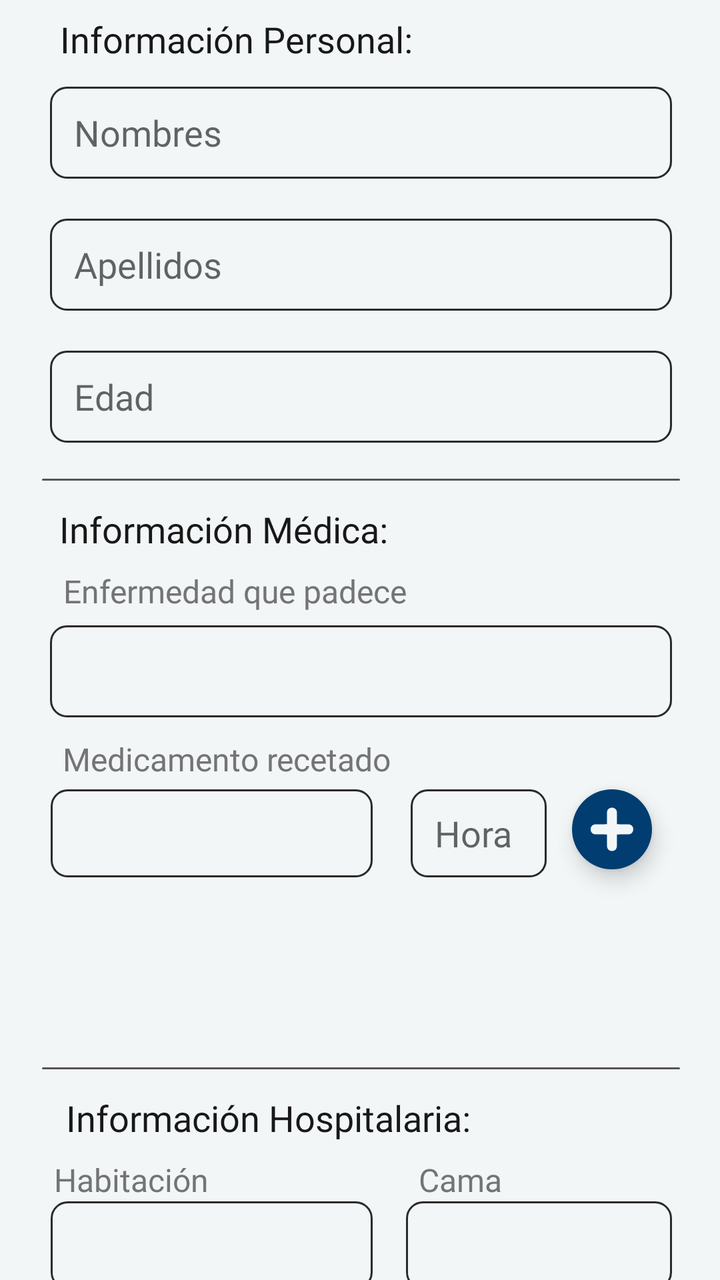
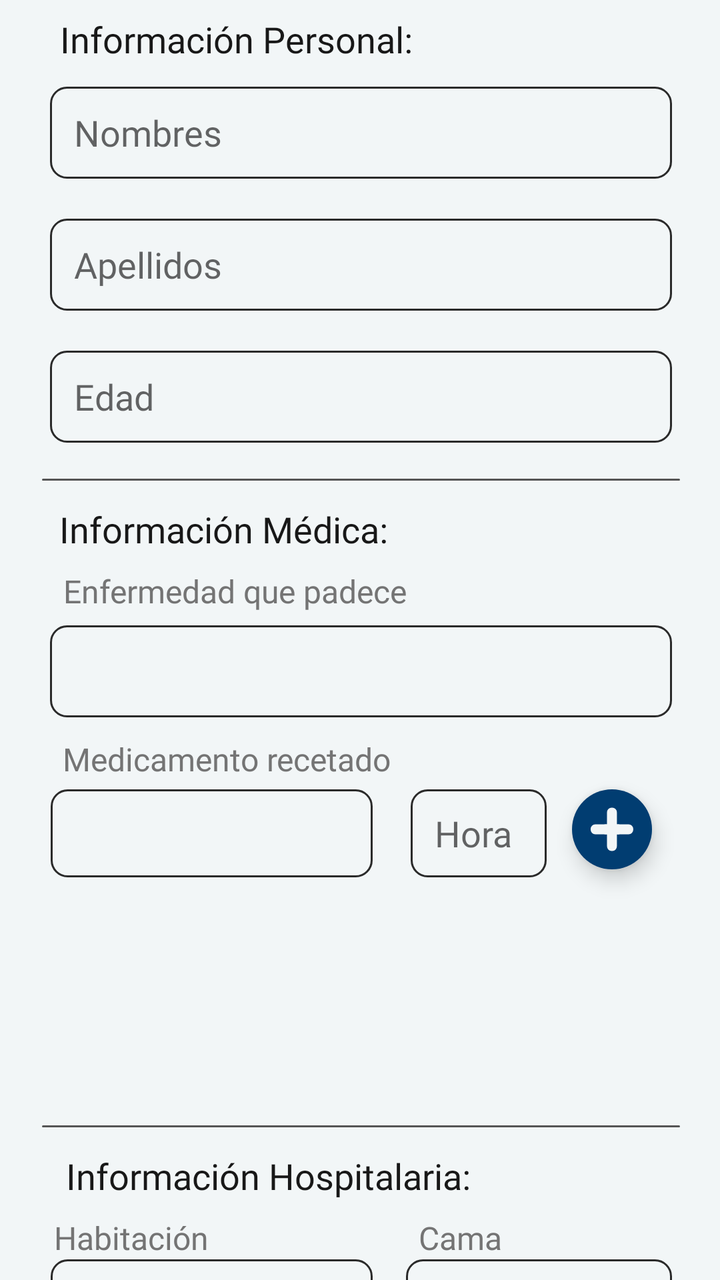

The first picture is an Android layout as it rendered before a commit; the second is the same layout after the commit. The layout source and the unified diff follow.
<!-- AndroidManifest.xml: application theme Theme.BloomApp -->
<!-- res/layout/fragment_agregar_paciente_prueba.xml -->
<?xml version="1.0" encoding="utf-8"?>
<androidx.constraintlayout.widget.ConstraintLayout xmlns:android="http://schemas.android.com/apk/res/android"
    xmlns:app="http://schemas.android.com/apk/res-auto"
    xmlns:tools="http://schemas.android.com/tools"
    android:id="@+id/frameLayout"
    android:layout_width="match_parent"
    android:layout_height="match_parent"
    android:background="@color/white"
    tools:context=".fragment_agregar_paciente_prueba">

    <ImageView
        android:id="@+id/imageView13"
        android:layout_width="411dp"
        android:layout_height="128dp"
        android:layout_marginTop="-130dp"
        android:layout_marginBottom="640dp"
        android:src="@drawable/borde_card"
        app:layout_constraintBottom_toBottomOf="parent"
        app:layout_constraintEnd_toEndOf="parent"
        app:layout_constraintHorizontal_bias="0.0"
        app:layout_constraintStart_toStartOf="parent"
        app:layout_constraintTop_toTopOf="parent" />

    <TextView
        android:id="@+id/textView2"
        android:layout_width="wrap_content"
        android:layout_height="wrap_content"
        android:layout_marginTop="28dp"
        android:fontFamily="@font/poppins_bold"
        android:text="Agregar Paciente:"
        android:textColor="@color/white"
        android:textSize="24sp"
        app:layout_constraintBottom_toBottomOf="@+id/imageView13"
        app:layout_constraintEnd_toEndOf="parent"
        app:layout_constraintStart_toStartOf="parent"
        app:layout_constraintTop_toTopOf="parent"
        app:layout_constraintVertical_bias="0.0" />

    <ScrollView
        android:layout_width="410dp"
        android:layout_height="749dp"
        app:layout_constraintBottom_toBottomOf="parent"
        app:layout_constraintEnd_toEndOf="parent"
        app:layout_constraintStart_toStartOf="parent"
        app:layout_constraintTop_toBottomOf="@+id/imageView13"
        app:layout_constraintVertical_bias="0.07999998">

        <androidx.constraintlayout.widget.ConstraintLayout
            android:layout_width="match_parent"
            android:layout_height="wrap_content">

            <ImageView
                android:id="@+id/imageView14"
                android:layout_width="409dp"
                android:layout_height="74dp"
                android:src="@drawable/bg_fondo_blanco"
                app:layout_constraintBottom_toBottomOf="parent"
                app:layout_constraintEnd_toEndOf="parent"
                app:layout_constraintHorizontal_bias="0.6"
                app:layout_constraintStart_toStartOf="parent"
                app:layout_constraintTop_toBottomOf="@+id/btnGuardarPaciente" />

            <TextView
                android:id="@+id/textView19"
                android:layout_width="wrap_content"
                android:layout_height="wrap_content"
                android:layout_marginTop="16dp"
                android:fontFamily="@font/poppins_semibold"
                android:text="Información Personal:"
                android:textColor="@color/black"
                android:textSize="18sp"
                app:layout_constraintEnd_toEndOf="parent"
                app:layout_constraintHorizontal_bias="0.234"
                app:layout_constraintStart_toStartOf="parent"
                app:layout_constraintTop_toTopOf="parent" />

            <EditText
                android:id="@+id/txtNombrePaciente"
                android:layout_width="311dp"
                android:layout_height="46dp"
                android:layout_marginTop="36dp"
                android:background="@drawable/bg_form"
                android:ems="10"
                android:fontFamily="@font/poppins_medium"
                android:hint="Nombres"
                android:inputType="text"
                android:textColor="@color/black"
                android:textSize="18sp"
                app:layout_constraintEnd_toEndOf="parent"
                app:layout_constraintStart_toStartOf="parent"
                app:layout_constraintTop_toTopOf="@+id/textView19" />

            <EditText
                android:id="@+id/txtApellidoPaciente"
                android:layout_width="311dp"
                android:layout_height="46dp"
                android:layout_marginTop="20dp"
                android:background="@drawable/bg_form"
                android:ems="10"
                android:fontFamily="@font/poppins_medium"
                android:hint="Apellidos"
                android:inputType="text"
                android:textColor="@color/black"
                android:textSize="18sp"
                app:layout_constraintEnd_toEndOf="parent"
                app:layout_constraintStart_toStartOf="parent"
                app:layout_constraintTop_toBottomOf="@+id/txtNombrePaciente" />

            <EditText
                android:id="@+id/txtEdadPaciente"
                android:layout_width="311dp"
                android:layout_height="46dp"
                android:layout_marginTop="20dp"
                android:background="@drawable/bg_form"
                android:ems="10"
                android:fontFamily="@font/poppins_medium"
                android:hint="Edad"
                android:inputType="number"
                android:textColor="@color/black"
                android:textSize="18sp"
                app:layout_constraintEnd_toEndOf="parent"
                app:layout_constraintStart_toStartOf="parent"
                app:layout_constraintTop_toBottomOf="@+id/txtApellidoPaciente" />

            <TextView
                android:id="@+id/textView20"
                android:layout_width="wrap_content"
                android:layout_height="wrap_content"
                android:layout_marginTop="12dp"
                android:fontFamily="@font/poppins_semibold"
                android:text="Información Médica:"
                android:textColor="@color/black"
                android:textSize="18sp"
                app:layout_constraintEnd_toEndOf="parent"
                app:layout_constraintHorizontal_bias="0.221"
                app:layout_constraintStart_toStartOf="parent"
                app:layout_constraintTop_toBottomOf="@+id/imageView9" />

            <TextView
                android:id="@+id/textView21"
                android:layout_width="wrap_content"
                android:layout_height="wrap_content"
                android:layout_marginTop="8dp"
                android:fontFamily="@font/poppins_medium"
                android:text="Enfermedad que padece"
                android:textColor="#747474"
                android:textSize="16sp"
                app:layout_constraintEnd_toEndOf="parent"
                app:layout_constraintHorizontal_bias="0.237"
                app:layout_constraintStart_toStartOf="parent"
                app:layout_constraintTop_toBottomOf="@+id/textView20" />

            <Spinner
                android:id="@+id/txtEnfermedadPaciente"
                android:layout_width="311dp"
                android:layout_height="46dp"
                android:layout_marginTop="36dp"
                android:background="@drawable/bg_form"
                android:backgroundTintMode="add"
                android:drawableRight="@drawable/ic_down_spinner"
                android:ems="10"
                android:foreground="@drawable/ic_down_spinner"
                android:foregroundGravity="center|right"
                android:foregroundTint="@color/black"
                android:hint="Enfermedad"
                android:inputType="text"
                android:paddingLeft="16dp"
                android:theme="@style/SpinnerFuente"
                app:layout_constraintEnd_toEndOf="parent"
                app:layout_constraintStart_toStartOf="parent"
                app:layout_constraintTop_toBottomOf="@+id/textView20" />

            <TextView
                android:id="@+id/textView22"
                android:layout_width="wrap_content"
                android:layout_height="wrap_content"
                android:layout_marginTop="92dp"
                android:fontFamily="@font/poppins_medium"
                android:text="Medicamento recetado"
                android:textColor="#747474"
                android:textSize="16sp"
                app:layout_constraintEnd_toEndOf="parent"
                app:layout_constraintHorizontal_bias="0.228"
                app:layout_constraintStart_toStartOf="parent"
                app:layout_constraintTop_toBottomOf="@+id/textView20" />

            <Spinner
                android:id="@+id/txtMedicamentosPaciente"
                android:layout_width="161dp"
                android:layout_height="44dp"
                android:layout_marginTop="36dp"
                android:background="@drawable/bg_form"
                android:backgroundTintMode="add"
                android:drawableRight="@drawable/ic_down_spinner"
                android:ems="10"
                android:foreground="@drawable/ic_down_spinner"
                android:foregroundGravity="center|right"
                android:foregroundTint="@color/black"
                android:hint="Medicamento"
                android:inputType="text"
                android:paddingLeft="16dp"
                android:theme="@style/SpinnerFuente"
                app:layout_constraintEnd_toEndOf="parent"
                app:layout_constraintHorizontal_bias="0.201"
                app:layout_constraintStart_toStartOf="parent"
                app:layout_constraintTop_toBottomOf="@+id/txtEnfermedadPaciente" />

            <EditText
                android:id="@+id/txtControlPaciente"
                android:layout_width="68dp"
                android:layout_height="44dp"
                android:layout_marginTop="36dp"
                android:layout_marginEnd="112dp"
                android:background="@drawable/bg_form"
                android:ems="10"
                android:focusable="false"
                android:fontFamily="@font/poppins_medium"
                android:hint="Hora"
                android:inputType="text"
                android:textColor="@color/black"
                android:textSize="18sp"
                app:layout_constraintEnd_toEndOf="parent"
                app:layout_constraintTop_toBottomOf="@+id/txtEnfermedadPaciente" />

            <TextView
                android:id="@+id/textView24"
                android:layout_width="wrap_content"
                android:layout_height="wrap_content"
                android:layout_marginTop="12dp"
                android:fontFamily="@font/poppins_semibold"
                android:text="Información Hospitalaria:"
                android:textColor="@color/black"
                android:textSize="18sp"
                app:layout_constraintEnd_toEndOf="parent"
                app:layout_constraintHorizontal_bias="0.278"
                app:layout_constraintStart_toStartOf="parent"
                app:layout_constraintTop_toBottomOf="@+id/imageView10" />

            <TextView
                android:id="@+id/textView25"
                android:layout_width="wrap_content"
                android:layout_height="wrap_content"
                android:layout_marginTop="8dp"
                android:fontFamily="@font/poppins_medium"
                android:text="Habitación"
                android:textColor="#747474"
                android:textSize="16sp"
                app:layout_constraintEnd_toEndOf="parent"
                app:layout_constraintHorizontal_bias="0.155"
                app:layout_constraintStart_toStartOf="parent"
                app:layout_constraintTop_toBottomOf="@+id/textView24" />

            <Spinner
                android:id="@+id/spHabitacionPaciente"
                android:layout_width="161dp"
                android:layout_height="44dp"
                android:background="@drawable/bg_form"
                android:backgroundTintMode="add"
                android:drawableRight="@drawable/ic_down_spinner"
                android:ems="10"
                android:foreground="@drawable/ic_down_spinner"
                android:foregroundGravity="center|right"
                android:foregroundTint="@color/black"
                android:hint="Habitación"
                android:inputType="text"
                android:paddingLeft="16dp"
                android:theme="@style/SpinnerFuente"
                app:layout_constraintEnd_toEndOf="parent"
                app:layout_constraintHorizontal_bias="0.201"
                app:layout_constraintStart_toStartOf="parent"
                app:layout_constraintTop_toBottomOf="@+id/textView25" />

            <TextView
                android:id="@+id/textView26"
                android:layout_width="wrap_content"
                android:layout_height="wrap_content"
                android:layout_marginTop="8dp"
                android:fontFamily="@font/poppins_medium"
                android:text="Cama"
                android:textColor="#747474"
                android:textSize="16sp"
                app:layout_constraintEnd_toEndOf="parent"
                app:layout_constraintHorizontal_bias="0.635"
                app:layout_constraintStart_toStartOf="parent"
                app:layout_constraintTop_toBottomOf="@+id/textView24" />

            <Spinner
                android:id="@+id/spCamasPaciente"
                android:layout_width="133dp"
                android:layout_height="44dp"
                android:background="@drawable/bg_form"
                android:backgroundTintMode="add"
                android:drawableRight="@drawable/ic_down_spinner"
                android:ems="10"
                android:foreground="@drawable/ic_down_spinner"
                android:foregroundGravity="center|right"
                android:foregroundTint="@color/black"
                android:hint="Habitación"
                android:inputType="text"
                android:paddingLeft="16dp"
                android:theme="@style/SpinnerFuente"
                app:layout_constraintEnd_toEndOf="parent"
                app:layout_constraintHorizontal_bias="0.822"
                app:layout_constraintStart_toStartOf="parent"
                app:layout_constraintTop_toBottomOf="@+id/textView25" />

            <Button
                android:id="@+id/btnGuardarPaciente"
                android:layout_width="142dp"
                android:layout_height="48dp"
                android:layout_marginTop="44dp"
                android:layout_marginBottom="20dp"
                android:background="@drawable/borde_card"
                android:fontFamily="@font/poppins_bold"
                android:paddingLeft="20dp"
                android:paddingRight="20dp"
                android:text="Guardar"
                android:textColor="@color/white"
                app:layout_constraintBottom_toTopOf="@+id/imageView14"
                app:layout_constraintEnd_toEndOf="parent"
                app:layout_constraintHorizontal_bias="0.498"
                app:layout_constraintStart_toStartOf="parent"
                app:layout_constraintTop_toBottomOf="@+id/spHabitacionPaciente" />

            <androidx.recyclerview.widget.RecyclerView
                android:id="@+id/rcvMedicamentos"
                android:layout_width="314dp"
                android:layout_height="69dp"
                android:layout_marginTop="8dp"
                app:layout_constraintEnd_toEndOf="parent"
                app:layout_constraintHorizontal_bias="0.49"
                app:layout_constraintStart_toStartOf="parent"
                app:layout_constraintTop_toBottomOf="@+id/txtMedicamentosPaciente" />

            <ImageView
                android:id="@+id/imageView9"
                android:layout_width="319dp"
                android:layout_height="1dp"
                android:layout_marginTop="18dp"
                android:src="@drawable/linea_gris_1"
                app:layout_constraintEnd_toEndOf="parent"
                app:layout_constraintStart_toStartOf="parent"
                app:layout_constraintTop_toBottomOf="@+id/txtEdadPaciente" />

            <ImageView
                android:id="@+id/imageView10"
                android:layout_width="319dp"
                android:layout_height="1dp"
                android:layout_marginTop="18dp"
                android:src="@drawable/linea_gris_1"
                app:layout_constraintEnd_toEndOf="parent"
                app:layout_constraintStart_toStartOf="parent"
                app:layout_constraintTop_toBottomOf="@+id/rcvMedicamentos" />

            <com.google.android.material.floatingactionbutton.FloatingActionButton
                android:id="@+id/btnAgregarMedicamento"
                android:layout_width="40dp"
                android:layout_height="40dp"
                android:layout_marginTop="36dp"
                android:backgroundTint="@color/purple_500"
                android:clickable="true"
                android:src="@drawable/ic_agregar_blanco"
                app:borderWidth="0dp"
                app:fabSize="mini"
                app:layout_constraintEnd_toEndOf="parent"
                app:layout_constraintHorizontal_bias="0.174"
                app:layout_constraintStart_toEndOf="@+id/txtControlPaciente"
                app:layout_constraintTop_toBottomOf="@+id/txtEnfermedadPaciente" />


        </androidx.constraintlayout.widget.ConstraintLayout>
    </ScrollView>

    <ImageView
        android:id="@+id/btnExit"
        android:layout_width="39dp"
        android:layout_height="55dp"
        android:layout_marginTop="4dp"
        android:src="@drawable/ic_exit"
        app:layout_constraintEnd_toEndOf="parent"
        app:layout_constraintHorizontal_bias="1.0"
        app:layout_constraintStart_toStartOf="parent"
        app:layout_constraintTop_toTopOf="parent" />


</androidx.constraintlayout.widget.ConstraintLayout>
<!-- resources referenced by this layout -->
<resources>
  <color name="black">#181818</color>
  <color name="purple_500">#013D71</color>
  <color name="white">#F2F6F7</color>
  <!-- drawable bg_fondo_blanco (drawable) -->
  <?xml version="1.0" encoding="utf-8"?>
  <shape xmlns:android="http://schemas.android.com/apk/res/android"
      android:shape="rectangle">
      <corners android:radius="10dp" />
      <solid android:color="@color/white" />
  </shape>
  <!-- drawable bg_form (drawable) -->
  <?xml version="1.0" encoding="utf-8"?>
  <shape xmlns:android="http://schemas.android.com/apk/res/android">
  
      <solid android:color="@color/white" />
      <corners android:radius="8dp" />
  
      <stroke
          android:width="1dp"
          android:color="#2A2A2A" />
  
      <padding
          android:left="12dp"
          android:top="2dp"
          android:right="12dp"
          android:bottom="2dp" />
  
  </shape>
  <!-- drawable borde_card (drawable) -->
  <?xml version="1.0" encoding="utf-8"?>
  <selector xmlns:android="http://schemas.android.com/apk/res/android">
      <item>
          <shape>
              <corners android:radius="20dp"></corners>
  
              <solid android:color="@color/purple_500"></solid>
          </shape>
      </item>
  </selector>
  <!-- drawable ic_agregar_blanco (drawable) -->
  <vector xmlns:android="http://schemas.android.com/apk/res/android"
      android:width="251dp"
      android:height="256dp"
      android:viewportWidth="451"
      android:viewportHeight="456">
      <path
          android:pathData="M64.5,179.93L385.5,179.93A45.5,45.5 0,0 1,431 225.43L431,230.57A45.5,45.5 0,0 1,385.5 276.07L64.5,276.07A45.5,45.5 0,0 1,19 230.57L19,225.43A45.5,45.5 0,0 1,64.5 179.93z"
          android:fillColor="@color/white"/>
      <path
          android:pathData="M273.07,67.5L273.07,388.5A45.5,45.5 0,0 1,227.57 434L222.43,434A45.5,45.5 0,0 1,176.93 388.5L176.93,67.5A45.5,45.5 0,0 1,222.43 22L227.57,22A45.5,45.5 0,0 1,273.07 67.5z"
          android:fillColor="@color/white"/>
      <path
          android:pathData="M153.59,179.93h142.83v96.13h-142.83z"
          android:fillColor="@color/white"/>
  </vector>
  <!-- drawable ic_down_spinner (drawable) -->
  <vector xmlns:android="http://schemas.android.com/apk/res/android"
      android:width="24dp"
      android:height="24dp"
      android:viewportWidth="960"
      android:viewportHeight="960">
    <path
        android:pathData="M480,616 L240,376l56,-56 184,184 184,-184 56,56 -240,240Z"
        android:fillColor="#181818"/>
  </vector>
  <!-- drawable ic_exit (drawable) -->
  <vector xmlns:android="http://schemas.android.com/apk/res/android"
      android:width="24dp"
      android:height="24dp"
      android:viewportWidth="960"
      android:viewportHeight="960">
    <path
        android:pathData="m256,760 l-56,-56 224,-224 -224,-224 56,-56 224,224 224,-224 56,56 -224,224 224,224 -56,56 -224,-224 -224,224Z"
        android:fillColor="@color/white"/>
  </vector>
  <!-- drawable linea_gris_1 (drawable) -->
  <?xml version="1.0" encoding="utf-8"?>
  <selector xmlns:android="http://schemas.android.com/apk/res/android">
      <item>
          <shape>
              <corners android:radius="30dp"></corners>
              <solid android:color="#555"></solid>
  
          </shape>
      </item>
  </selector>
  <style name="SpinnerFuente">
          <item name="android:fontFamily">@font/poppins_medium</item>
      </style>
  <style name="Theme.BloomApp" parent="Theme.AppCompat.DayNight.DarkActionBar">
          
          <item name="colorPrimary">@color/purple_500</item>
          <item name="colorPrimaryVariant">@color/purple_700</item>
          <item name="colorOnPrimary">@color/white</item>
          
          <item name="colorSecondary">@color/teal_200</item>
          <item name="colorSecondaryVariant">@color/teal_700</item>
          <item name="colorOnSecondary">@color/black</item>
          
          <item name="android:statusBarColor">?attr/colorPrimaryVariant</item>
          
      </style>
  <color name="purple_700">#FF3700B3</color>
  <color name="teal_200">#FF03DAC5</color>
  <color name="teal_700">#FF018786</color>
</resources>

<!-- the commit's change to res/layout/fragment_agregar_paciente_prueba.xml (unified diff, before → after) -->
@@ -325,7 +325,7 @@
             <androidx.recyclerview.widget.RecyclerView
                 android:id="@+id/rcvMedicamentos"
                 android:layout_width="314dp"
-                android:layout_height="69dp"
+                android:layout_height="98dp"
                 android:layout_marginTop="8dp"
                 app:layout_constraintEnd_toEndOf="parent"
                 app:layout_constraintHorizontal_bias="0.49"
